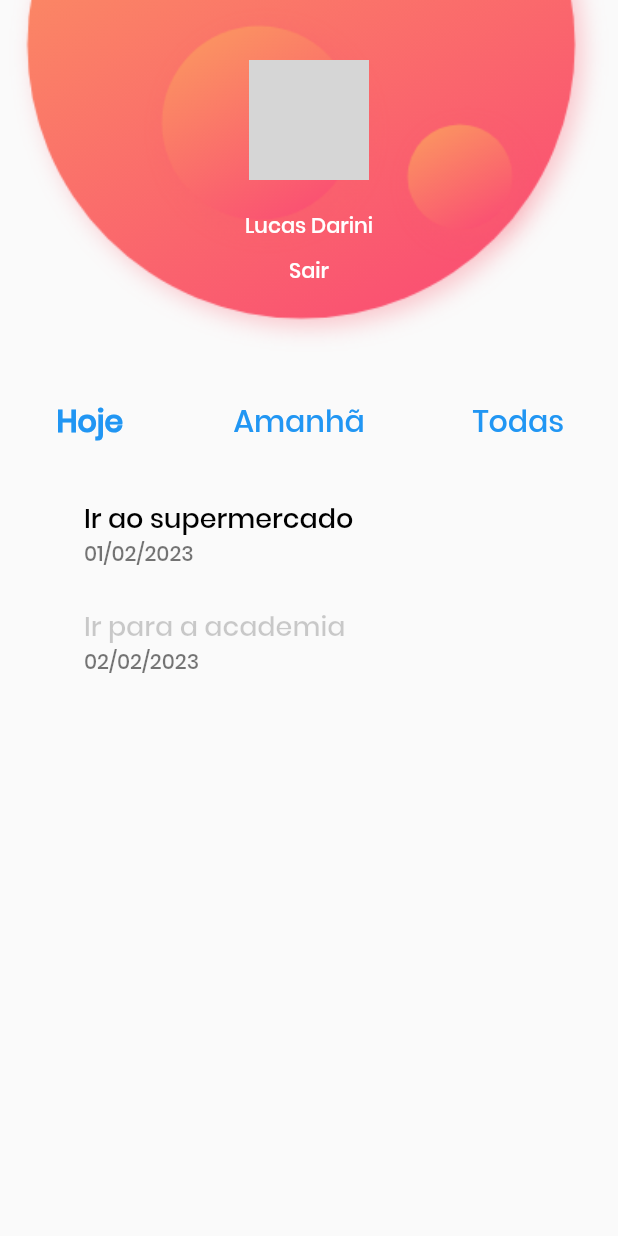
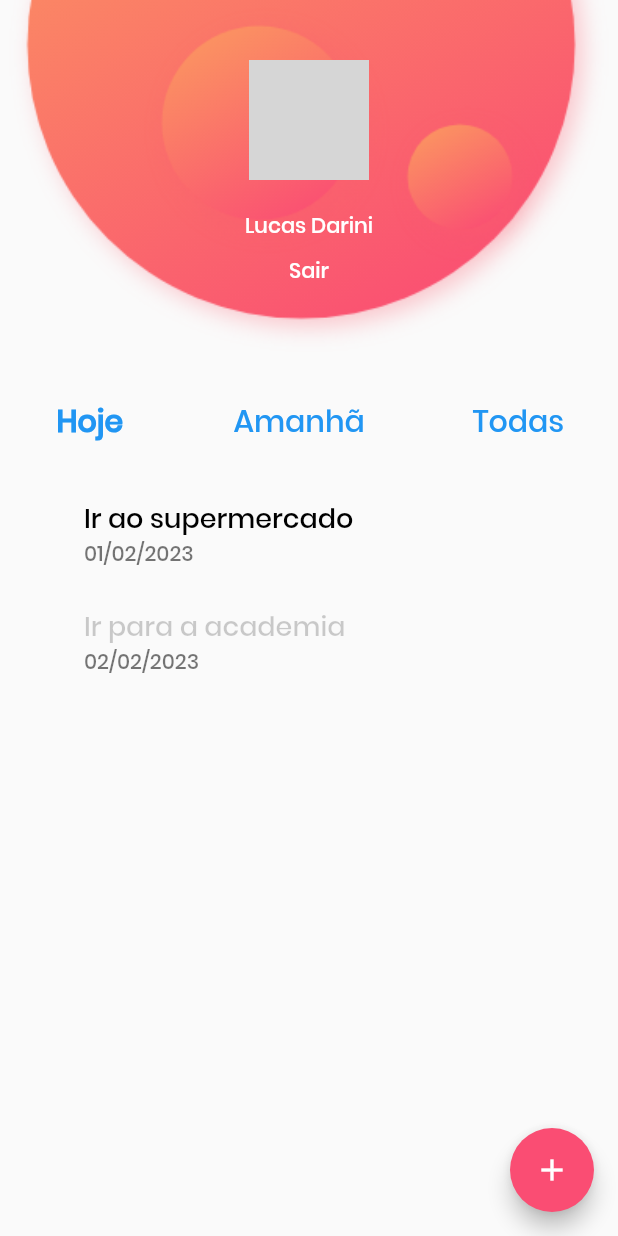
Before and after one commit to Darini/todos-mobx, a Flutter app: the screen it shows after launch, on a phone screen of 412 x 824 dp. Run offline on Flutter 3.47's test engine with Material 2 defaults, Android fonts, the phone set to English and light mode, and no system bars; network calls fail; grey boxes are pictures that could not be loaded.

Commit message:
feat(HomeView): added button to add ToDo

```diff
--- a/lib/views/home_view.dart
+++ b/lib/views/home_view.dart
@@ -19,6 +19,20 @@ class HomeView extends StatelessWidget {
           ),
         ],
       ),
+      floatingActionButton: FloatingActionButton(
+        child: const Icon(
+          Icons.add,
+        ),
+        onPressed: () {
+          Navigator.push(
+            context,
+            MaterialPageRoute(
+              builder: (context) => const CreateTodoView(),
+            ),
+          );
+        },
+        backgroundColor: Theme.of(context).primaryColor,
+      ),
     );
   }
 }
```
